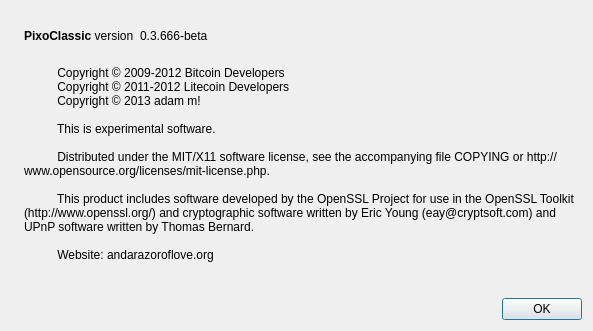
Before: the Qt Designer form src/qt/forms/aboutdialog.ui in Pixocoin/Pixo-Cash, drawn with Qt 5.
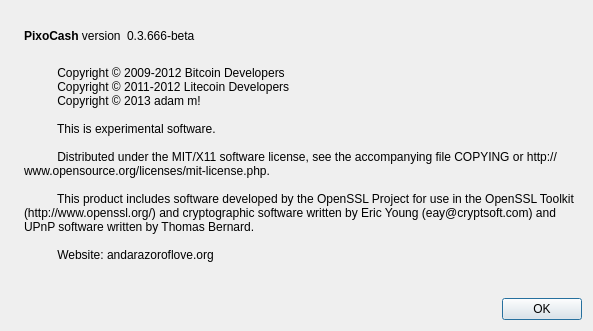
After: the same form once the commit is applied. Icons and pictures are not drawn.

Patch:
```diff
--- a/src/qt/forms/aboutdialog.ui
+++ b/src/qt/forms/aboutdialog.ui
@@ -50,7 +50,7 @@
           <cursorShape>IBeamCursor</cursorShape>
          </property>
          <property name="text">
-          <string>&lt;b&gt;PixoClassic&lt;/b&gt; version</string>
+          <string>&lt;b&gt;PixoCash&lt;/b&gt; version</string>
          </property>
          <property name="textInteractionFlags">
           <set>Qt::LinksAccessibleByMouse|Qt::TextSelectableByKeyboard|Qt::TextSelectableByMouse</set>
```
Left out of the diff: 2 changed lines with no effect on the pictures.
